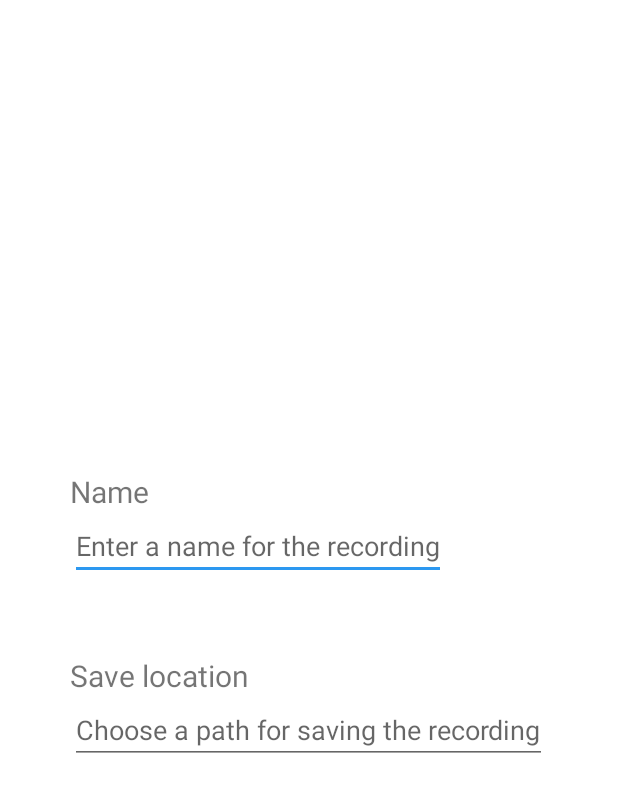
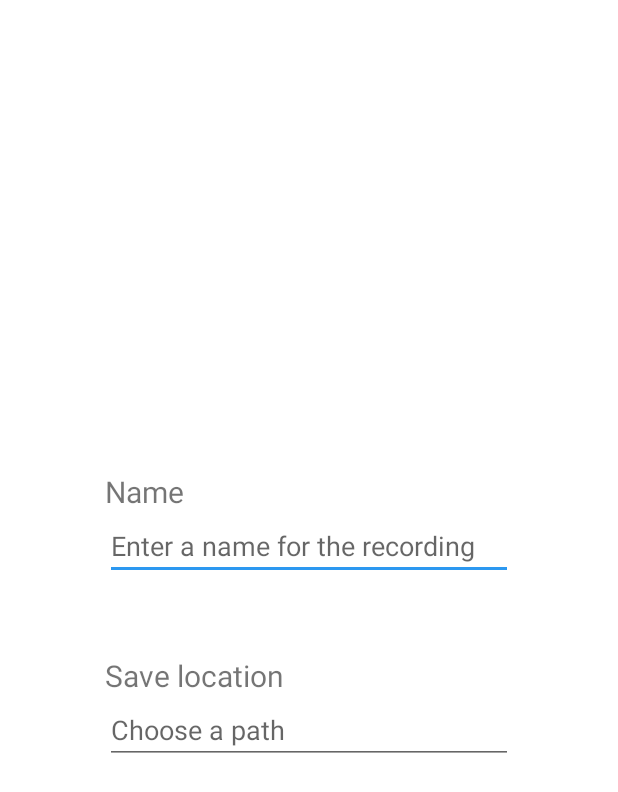
Before and after one commit to UniRegensburg/ase-abschlussprojekte-ws1920-digitales-tonbandgerat-fur-feldstudien, an Android app: the layout dialog_save_recording.xml on its own in the app's theme, with its tools: preview values and no code run, on a phone screen of 412 x 824 dp. Shown: the top 792 px of the screen. Run offline under Robolectric (Android 15) with nearby library versions, the phone set to English and light mode, and no system bars.

Commit message:
Add dialog to recorder

```diff
--- a/app/src/main/res/layout/dialog_save_recording.xml
+++ b/app/src/main/res/layout/dialog_save_recording.xml
@@ -2,9 +2,11 @@
 <LinearLayout
     xmlns:android="http://schemas.android.com/apk/res/android"
     android:layout_height="wrap_content"
-    android:layout_width="wrap_content"
+    android:layout_width="match_parent"
     android:orientation="vertical"
-    android:layout_gravity="center">
+    android:layout_gravity="center"
+    android:padding="@dimen/dialog_padding"
+    android:layout_margin="@dimen/dialog_margin">
 
     <TextView
         android:id="@+id/dialog_save_recording_textview_name"
@@ -16,7 +18,7 @@
     <EditText
         android:id="@+id/dialog_save_recording_edittext_name"
         android:layout_height="wrap_content"
-        android:layout_width="wrap_content"
+        android:layout_width="match_parent"
         android:hint="@string/dialog_save_recording_name_hint"
         android:importantForAutofill="no"
         android:inputType="text"/>
@@ -32,7 +34,7 @@
 
     <EditText
         android:id="@+id/dialog_save_recording_edittext_path"
-        android:layout_width="wrap_content"
+        android:layout_width="match_parent"
         android:layout_height="wrap_content"
         android:hint="@string/dialog_save_recording_path_hint"
         android:importantForAutofill="no"
--- a/app/src/main/res/values/dimens.xml
+++ b/app/src/main/res/values/dimens.xml
@@ -24,6 +24,7 @@
 
     <!-- Dialog -->
     <dimen name="dialog_margin">50dp</dimen>
+    <dimen name="dialog_padding">20dp</dimen>
 
     <!-- Textsizes -->
     <dimen name="text_size_big">40sp</dimen>
--- a/app/src/main/res/values/strings.xml
+++ b/app/src/main/res/values/strings.xml
@@ -39,6 +39,7 @@
     <string name="dialog_save_recording_name">Name</string>
     <string name="dialog_save_recording_name_hint">Enter a name for the recording</string>
     <string name="dialog_save_recording_path">Save location</string>
-    <string name="dialog_save_recording_path_hint">Choose a path for saving the recording</string>
+    <string name="dialog_save_recording_path_hint">Choose a path</string>
+    <string name="dialog_save_button_text">Save</string>
 
 </resources>
```
Also changed, not shown: app/src/main/java/de/ur/mi/audidroid/utils/Dialog.kt (+9 -8 lines), app/src/main/java/de/ur/mi/audidroid/utils/PermissionHelper.kt (+13 -5 lines), app/src/main/java/de/ur/mi/audidroid/viewmodels/RecordViewModel.kt (+7 -0 lines).
